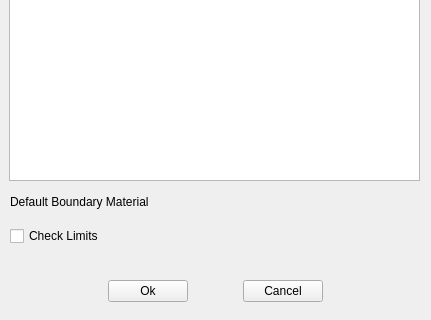
The window that src/OpenParEMg/Materials.ui (OpenParEM/OpenParEM) describes before a commit, drawn with Qt 5; both pictures show x 0 to 431 and y 229 to 549 of the 431 by 549 pixel window.
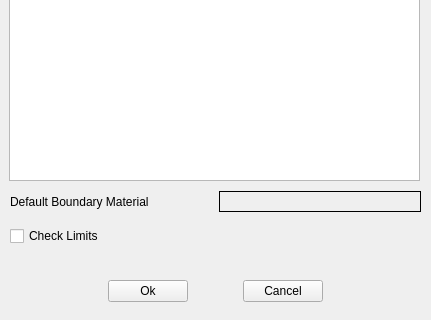
The same window after the commit.

```diff
--- a/src/OpenParEMg/Materials.ui
+++ b/src/OpenParEMg/Materials.ui
@@ -150,6 +150,9 @@
     </item>
     <item>
      <widget class="QLabel" name="defaultBoundaryMaterial">
+      <property name="frameShape">
+       <enum>QFrame::Shape::Box</enum>
+      </property>
       <property name="text">
        <string/>
       </property>
```
Left out of the diff: 2 changed lines with no effect on the pictures.
